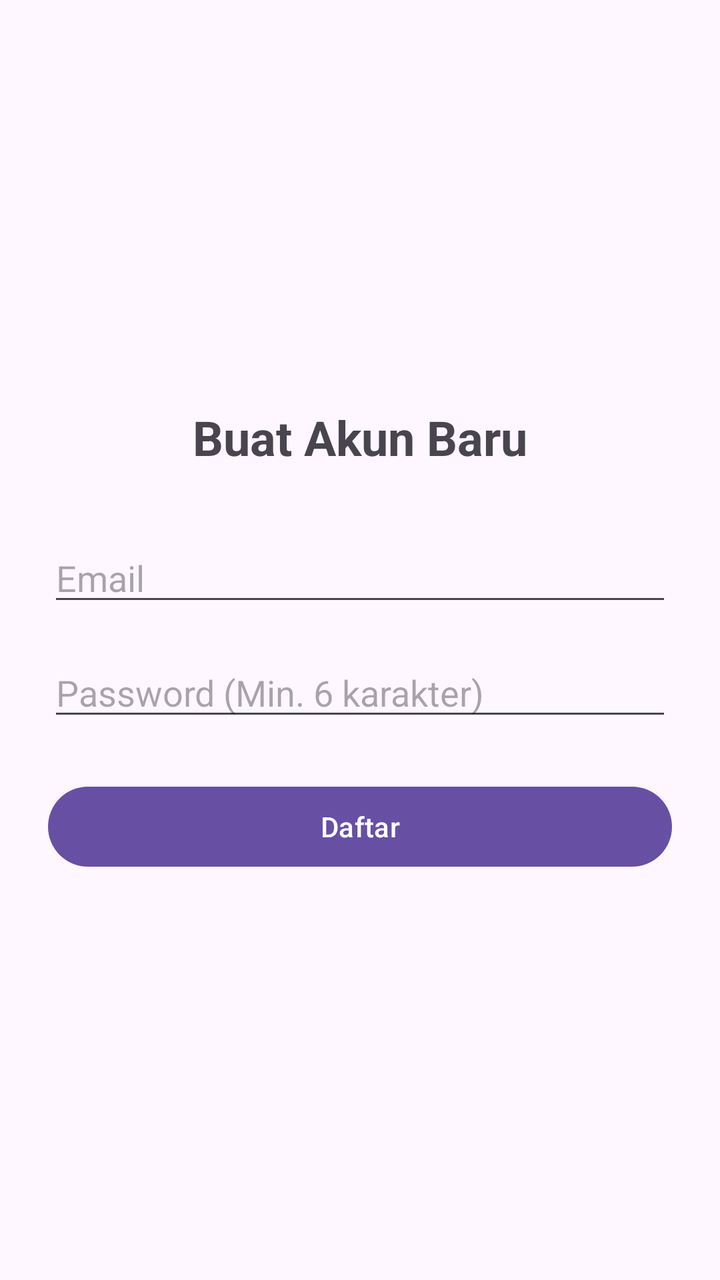
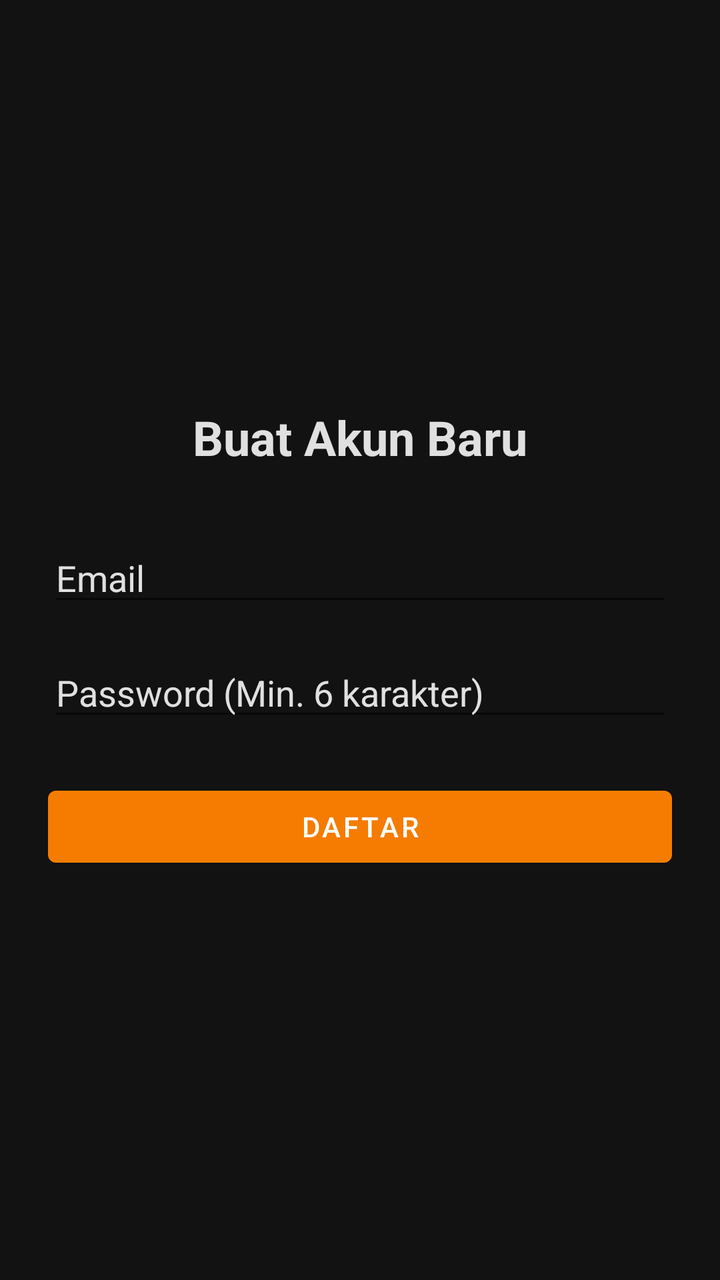

The first picture is an Android layout as it rendered before a commit; the second is the same layout after the commit. The layout source and the unified diff follow.
<!-- AndroidManifest.xml: application theme Theme.MangaReader -->
<!-- res/layout/fragment_register.xml -->
<?xml version="1.0" encoding="utf-8"?>
<LinearLayout xmlns:android="http://schemas.android.com/apk/res/android"
    android:layout_width="match_parent"
    android:layout_height="match_parent"
    android:gravity="center"
    android:orientation="vertical"
    android:padding="24dp">

    <TextView
        android:layout_width="wrap_content"
        android:layout_height="wrap_content"
        android:layout_marginBottom="32dp"
        android:text="Buat Akun Baru"
        android:textSize="24sp"
        android:textStyle="bold" />

    <EditText
        android:id="@+id/etRegEmail"
        android:layout_width="match_parent"
        android:layout_height="wrap_content"
        android:hint="Email"
        android:inputType="textEmailAddress"
        android:layout_marginBottom="16dp" />

    <EditText
        android:id="@+id/etRegPassword"
        android:layout_width="match_parent"
        android:layout_height="wrap_content"
        android:hint="Password (Min. 6 karakter)"
        android:inputType="textPassword"
        android:layout_marginBottom="24dp" />

    <Button
        android:id="@+id/btnRegister"
        android:layout_width="match_parent"
        android:layout_height="wrap_content"
        android:text="Daftar" />

</LinearLayout>
<!-- resources referenced by this layout -->
<resources>
  <style name="Theme.MangaReader" parent="Base.Theme.MangaReader" />
  <style name="Base.Theme.MangaReader" parent="Theme.Material3.DayNight.NoActionBar">
          
          
      </style>
</resources>

<!-- the commit's change to res/layout/fragment_register.xml (unified diff, before → after) -->
@@ -4,13 +4,15 @@
     android:layout_height="match_parent"
     android:gravity="center"
     android:orientation="vertical"
-    android:padding="24dp">
+    android:padding="24dp"
+    android:background="?attr/colorSurface">
 
     <TextView
         android:layout_width="wrap_content"
         android:layout_height="wrap_content"
         android:layout_marginBottom="32dp"
         android:text="Buat Akun Baru"
+        android:textColor="?attr/colorOnSurface"
         android:textSize="24sp"
         android:textStyle="bold" />
 
@@ -19,6 +21,8 @@
         android:layout_width="match_parent"
         android:layout_height="wrap_content"
         android:hint="Email"
+        android:textColorHint="?attr/colorOnSurface"
+        android:textColor="?attr/colorOnSurface"
         android:inputType="textEmailAddress"
         android:layout_marginBottom="16dp" />
 
@@ -27,6 +31,8 @@
         android:layout_width="match_parent"
         android:layout_height="wrap_content"
         android:hint="Password (Min. 6 karakter)"
+        android:textColorHint="?attr/colorOnSurface"
+        android:textColor="?attr/colorOnSurface"
         android:inputType="textPassword"
         android:layout_marginBottom="24dp" />
 
<!-- resource entries referenced after the edit -->
@@ -1,9 +1,21 @@
 <!-- resources referenced by this layout -->
 <resources>
   <style name="Theme.MangaReader" parent="Base.Theme.MangaReader" />
-  <style name="Base.Theme.MangaReader" parent="Theme.Material3.DayNight.NoActionBar">
-          
-          
+  <style name="Base.Theme.MangaReader" parent="Theme.MaterialComponents.DayNight.NoActionBar">
+          <item name="colorPrimary">@color/md_primary</item>
+          <item name="colorSurface">@color/md_surface</item>
+          <item name="colorOnSurface">@color/md_on_surface</item>
+          <item name="colorSurfaceVariant">@color/md_surface_container</item>
+          <item name="colorOutline">@color/md_outline</item>
+          <item name="android:windowBackground">@color/md_surface</item>
+          <item name="android:colorBackground">@color/md_surface</item>
+          <item name="android:textColor">@color/md_on_surface</item>
+          <item name="android:forceDarkAllowed">false</item>
       </style>
+  <color name="md_primary">#F57C00</color>
+  <color name="md_surface">#121212</color>
+  <color name="md_on_surface">#E0E0E0</color>
+  <color name="md_surface_container">#1E1E1E</color>
+  <color name="md_outline">#6B6B6B</color>
 </resources>
 
